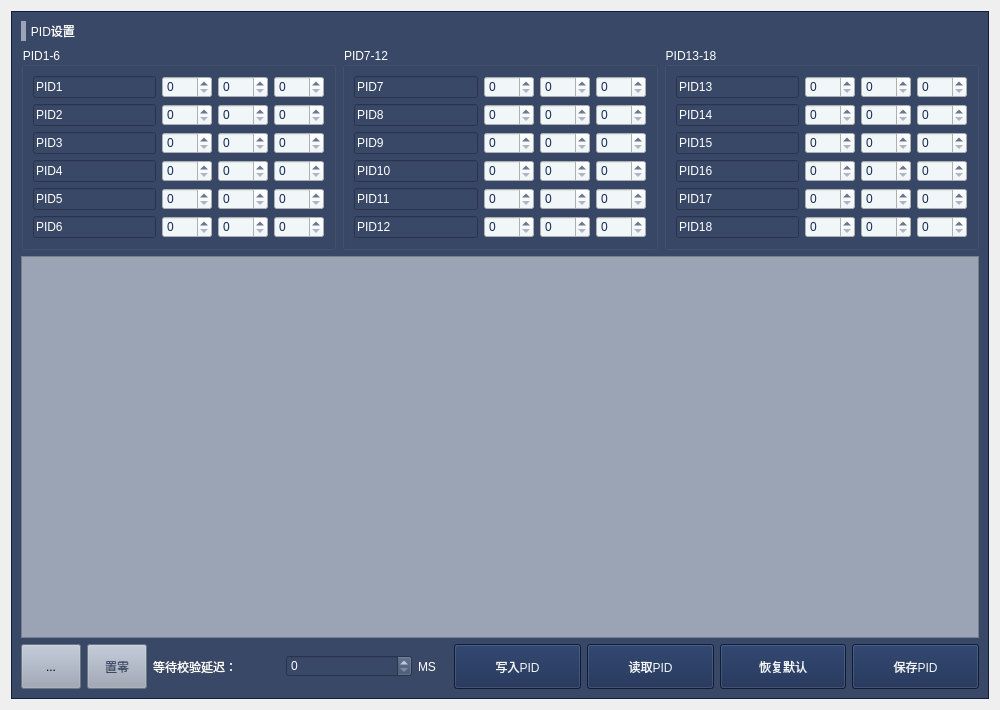
Old version of the form VoidTerminal/uis/debugparameter.ui in the repository xGgui-d/VoidTerminal-DroneGroundStation.
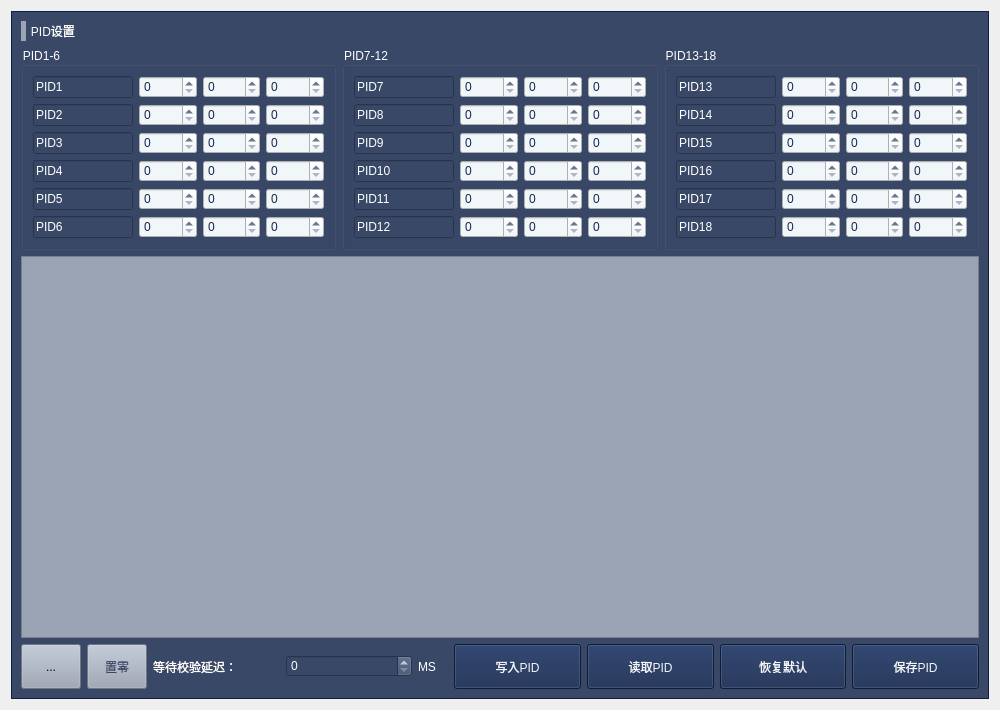
New version of the form. Icons and pictures are not drawn.

```diff
--- a/VoidTerminal/uis/debugparameter.ui
+++ b/VoidTerminal/uis/debugparameter.ui
@@ -102,7 +102,7 @@
               </property>
               <property name="maximumSize">
                <size>
-                <width>200</width>
+                <width>100</width>
                 <height>16777215</height>
                </size>
               </property>
@@ -181,7 +181,7 @@
               </property>
               <property name="maximumSize">
                <size>
-                <width>200</width>
+                <width>100</width>
                 <height>16777215</height>
                </size>
               </property>
@@ -320,7 +320,7 @@
               </property>
               <property name="maximumSize">
                <size>
-                <width>200</width>
+                <width>100</width>
                 <height>16777215</height>
                </size>
               </property>
@@ -339,7 +339,7 @@
               </property>
               <property name="maximumSize">
                <size>
-                <width>200</width>
+                <width>100</width>
                 <height>16777215</height>
                </size>
               </property>
@@ -438,7 +438,7 @@
               </property>
               <property name="maximumSize">
                <size>
-                <width>200</width>
+                <width>100</width>
                 <height>16777215</height>
                </size>
               </property>
@@ -517,7 +517,7 @@
               </property>
               <property name="maximumSize">
                <size>
-                <width>200</width>
+                <width>100</width>
                 <height>16777215</height>
                </size>
               </property>
@@ -615,7 +615,7 @@
               </property>
               <property name="maximumSize">
                <size>
-                <width>200</width>
+                <width>100</width>
                 <height>16777215</height>
                </size>
               </property>
@@ -692,7 +692,7 @@
               </property>
               <property name="maximumSize">
                <size>
-                <width>200</width>
+                <width>100</width>
                 <height>16777215</height>
                </size>
               </property>
@@ -731,7 +731,7 @@
               </property>
               <property name="maximumSize">
                <size>
-                <width>200</width>
+                <width>100</width>
                 <height>16777215</height>
                </size>
               </property>
@@ -770,7 +770,7 @@
               </property>
               <property name="maximumSize">
                <size>
-                <width>200</width>
+                <width>100</width>
                 <height>16777215</height>
                </size>
               </property>
@@ -1009,7 +1009,7 @@
               </property>
               <property name="maximumSize">
                <size>
-                <width>200</width>
+                <width>100</width>
                 <height>16777215</height>
                </size>
               </property>
@@ -1028,7 +1028,7 @@
               </property>
               <property name="maximumSize">
                <size>
-                <width>200</width>
+                <width>100</width>
                 <height>16777215</height>
                </size>
               </property>
@@ -1086,7 +1086,7 @@
               </property>
               <property name="maximumSize">
                <size>
-                <width>200</width>
+                <width>100</width>
                 <height>16777215</height>
                </size>
               </property>
@@ -1165,7 +1165,7 @@
               </property>
               <property name="maximumSize">
                <size>
-                <width>200</width>
+                <width>100</width>
                 <height>16777215</height>
                </size>
               </property>
@@ -1184,7 +1184,7 @@
               </property>
               <property name="maximumSize">
                <size>
-                <width>200</width>
+                <width>100</width>
                 <height>16777215</height>
                </size>
               </property>
@@ -1283,7 +1283,7 @@
               </property>
               <property name="maximumSize">
                <size>
-                <width>200</width>
+                <width>100</width>
                 <height>16777215</height>
                </size>
               </property>
@@ -1342,7 +1342,7 @@
               </property>
               <property name="maximumSize">
                <size>
-                <width>200</width>
+                <width>100</width>
                 <height>16777215</height>
                </size>
               </property>
@@ -1361,7 +1361,7 @@
               </property>
               <property name="maximumSize">
                <size>
-                <width>200</width>
+                <width>100</width>
                 <height>16777215</height>
                </size>
               </property>
```
